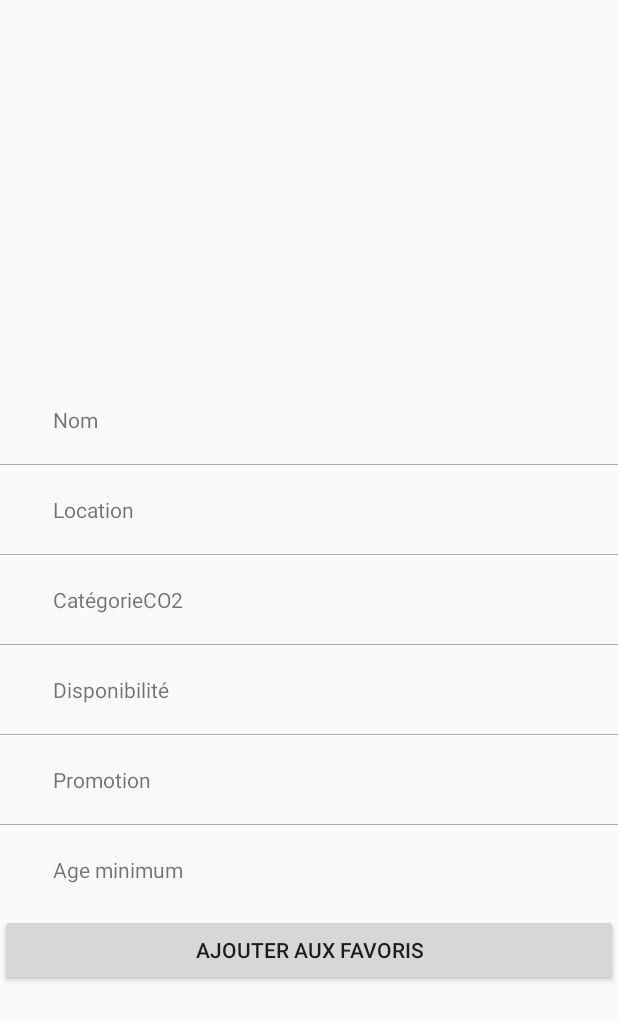
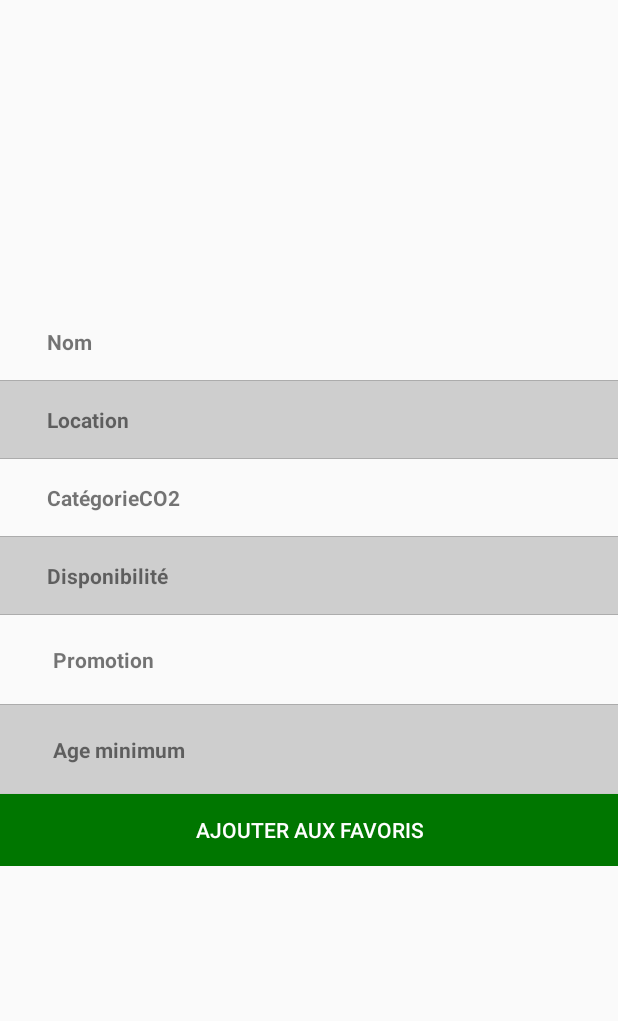
Before and after one commit to Marcbariller/MadRental, an Android app: the layout fragment_detail.xml on its own in the app's theme, with its tools: preview values and no code run, on a phone screen of 412 x 824 dp. Shown: the top 1021 px of the screen. Run offline under Robolectric (Android 15) with nearby library versions, the phone set to English and light mode, and no system bars.

Commit message:
Commit commentaires/design

```diff
--- a/app/src/main/AndroidManifest.xml
+++ b/app/src/main/AndroidManifest.xml
@@ -5,7 +5,7 @@
     <application
         android:allowBackup="true"
         android:icon="@mipmap/ic_launcher"
-        android:label="@string/app_name"
+        android:label="Mad Cars"
         android:roundIcon="@mipmap/ic_launcher_round"
         android:supportsRtl="true"
         android:theme="@style/AppTheme">
--- a/app/src/main/java/com/example/madrental/CarAdapter.java
+++ b/app/src/main/java/com/example/madrental/CarAdapter.java
@@ -78,6 +78,7 @@ public class CarAdapter extends RecyclerView.Adapter<CarAdapter.CarViewHolder> {
         return listeCars.size();
     }
 
+    // récupération de la voiture correspondant à une position
     public RetourWS getItemParPosition(int position){
         return listeCars.get(position);
     }
--- a/app/src/main/java/com/example/madrental/DetailFragment.java
+++ b/app/src/main/java/com/example/madrental/DetailFragment.java
@@ -48,6 +48,7 @@ public class DetailFragment extends Fragment {
     public void onCreate(Bundle savedInstanceState) {
         super.onCreate(savedInstanceState);
         if (getArguments() != null) {
+            // récupération de tous les détails de la voiture
             carNom = getArguments().getString(CAR_NOM);
             carImage = getArguments().getString(CAR_IMAGE);
             carPrix = getArguments().getInt(CAR_PRIX);
@@ -63,6 +64,7 @@ public class DetailFragment extends Fragment {
                              Bundle savedInstanceState) {
 
         View view = inflater.inflate(R.layout.fragment_detail, container, false);
+        // récupération de toutes les vues du fragment
         ImageView imageView = view.findViewById(R.id.image);
         TextView textNom = view.findViewById(R.id.nom);
         TextView textPrix = view.findViewById(R.id.prix);
@@ -71,15 +73,18 @@ public class DetailFragment extends Fragment {
         TextView textPromo = view.findViewById(R.id.promotion);
         TextView textAge = view.findViewById(R.id.agemin);
 
+        // affichage des données de la voiture
         Picasso.with(view.getContext()).load("http://s519716619.onlinehome.fr/exchange/madrental/images/"+carImage).fit().centerCrop().into(imageView);
         textNom.setText(carNom);
         textPrix.setText(carPrix+"€ / jour");
         textCat.setText(carCat);
+        // Text différent selon la disponibilité de la voiture
         if (carDispo == 1){
             textDispo.setText("Véhicule disponible");
         }else{
             textDispo.setText("Ce véhicule n'est pas disponible");
         }
+        // Text différent selon la présence de promotion de la voiture
         if (carPromo > 0){
             textPromo.setText(carPromo+"€");
         }else{
--- a/app/src/main/res/layout/fragment_detail.xml
+++ b/app/src/main/res/layout/fragment_detail.xml
@@ -12,7 +12,7 @@
 <ImageView
     android:id="@+id/image"
     android:layout_width="match_parent"
-    android:layout_height="250dp">
+    android:layout_height="202dp">
 </ImageView>
 <LinearLayout
     android:layout_width="match_parent"
@@ -23,9 +23,10 @@
         android:layout_weight="1"
         android:layout_height="wrap_content"
         android:text="Nom"
+        android:textStyle="bold"
         android:textSize="14sp"
         android:layout_marginLeft="15dp"
-        android:padding="20dp"/>
+        android:padding="16dp"/>
     <TextView
         android:layout_width="0dp"
         android:layout_height="wrap_content"
@@ -44,15 +45,17 @@
 <LinearLayout
     android:layout_width="match_parent"
     android:layout_height="wrap_content"
+    android:background="#cecece"
     android:orientation="horizontal">
     <TextView
         android:layout_width="0dp"
         android:layout_weight="1"
         android:layout_height="wrap_content"
         android:text="Location"
+        android:textStyle="bold"
         android:textSize="14dp"
         android:layout_marginLeft="15dp"
-        android:padding="20dp"/>
+        android:padding="16dp"/>
     <TextView
         android:layout_width="0dp"
         android:layout_height="wrap_content"
@@ -76,8 +79,9 @@
         android:layout_height="wrap_content"
         android:layout_weight="1"
         android:text="CatégorieCO2"
+        android:textStyle="bold"
         android:textSize="14dp"
-        android:padding="20dp"
+        android:padding="16dp"
         android:layout_marginLeft="15dp" />
     <TextView
         android:layout_width="0dp"
@@ -86,7 +90,7 @@
         android:textSize="14sp"
         android:id="@+id/categorie"
         android:background="#00000000"
-        android:padding="20dp"/>
+        android:padding="16dp"/>
 </LinearLayout>
 <View
     android:layout_width="match_parent"
@@ -94,6 +98,7 @@
     android:background="#ACACAC"/>
 <LinearLayout
     android:layout_width="match_parent"
+    android:background="#cecece"
     android:layout_height="wrap_content"
     android:orientation="horizontal">
     <TextView
@@ -101,9 +106,10 @@
         android:layout_height="wrap_content"
         android:layout_weight="1"
         android:text="Disponibilité"
+        android:textStyle="bold"
         android:textSize="14dp"
         android:layout_marginLeft="15dp"
-        android:padding="20dp"/>
+        android:padding="16dp"/>
     <TextView
         android:layout_width="0dp"
         android:layout_weight="1"
@@ -111,7 +117,7 @@
         android:textSize="14sp"
         android:id="@+id/disponibilite"
         android:background="#00000000"
-        android:padding="20dp"/>
+        android:padding="16dp"/>
 </LinearLayout>
     <View
         android:layout_width="match_parent"
@@ -126,6 +132,7 @@
             android:layout_height="wrap_content"
             android:layout_weight="1"
             android:text="Promotion"
+            android:textStyle="bold"
             android:textSize="14dp"
             android:layout_marginLeft="15dp"
             android:padding="20dp"/>
@@ -145,12 +152,14 @@
     <LinearLayout
         android:layout_width="match_parent"
         android:layout_height="wrap_content"
+        android:background="#cecece"
         android:orientation="horizontal">
         <TextView
             android:layout_width="0dp"
             android:layout_height="wrap_content"
             android:layout_weight="1"
             android:text="Age minimum"
+            android:textStyle="bold"
             android:textSize="14dp"
             android:layout_marginLeft="15dp"
             android:padding="20dp"/>
@@ -167,6 +176,8 @@
         android:layout_width="match_parent"
         android:layout_height="match_parent"
         android:id="@+id/favoris"
+        android:background="#007600"
+        android:textColor="#ffffff"
         android:onClick="clicBouton"
         android:text="Ajouter aux favoris"/>
 
--- a/app/src/main/res/values/colors.xml
+++ b/app/src/main/res/values/colors.xml
@@ -1,6 +1,6 @@
 <?xml version="1.0" encoding="utf-8"?>
 <resources>
-    <color name="colorPrimary">#6200EE</color>
+    <color name="colorPrimary">#191970</color>
     <color name="colorPrimaryDark">#3700B3</color>
     <color name="colorAccent">#03DAC5</color>
 </resources>
```
Also changed, not shown: app/src/main/java/com/example/madrental/DetailActivity.java (+8 -1 lines), app/src/main/java/com/example/madrental/MainActivity.java (+29 -11 lines), app/src/main/res/layout/activity_main.xml (+5 -3 lines).
